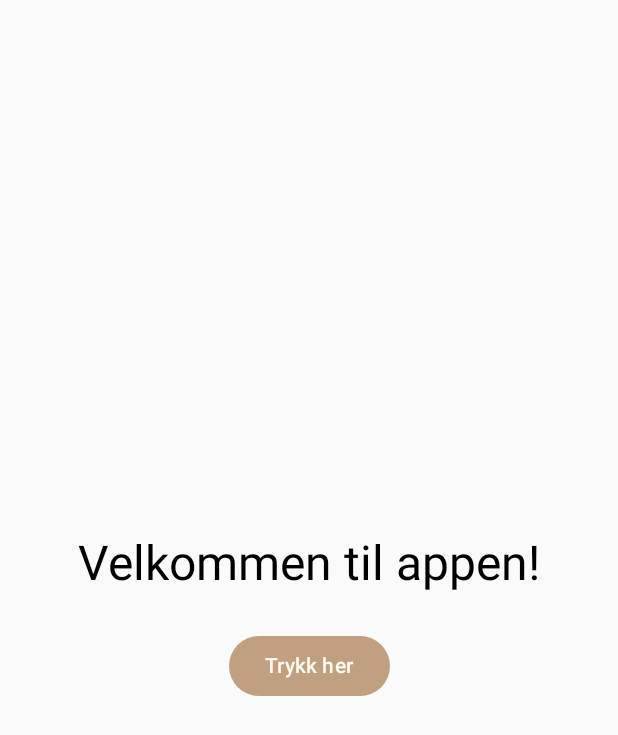
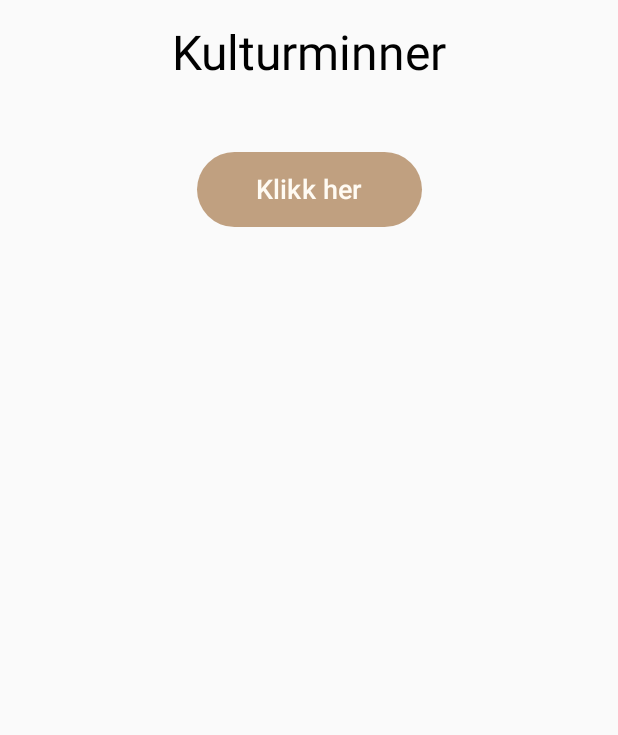
Before and after one commit to markusingierd/BOP3000, an Android app built with Jetpack Compose: the screen it shows after launch (MainActivity), on a phone screen of 412 x 824 dp. Shown: the top 735 px of the screen. Run offline under Robolectric (Android 15) with nearby library versions, the phone set to English and light mode, and no system bars.

Commit message:
legger til funskjoner som er nyttig for styling

```diff
--- a/app/src/main/java/no/usn/bop3000/ui/screens/HomePage.kt
+++ b/app/src/main/java/no/usn/bop3000/ui/screens/HomePage.kt
@@ -10,6 +10,7 @@ import androidx.compose.ui.Alignment
 import androidx.compose.ui.Modifier
 import androidx.compose.ui.tooling.preview.Preview
 import androidx.compose.ui.unit.dp
+import androidx.compose.ui.unit.sp
 import androidx.compose.material3.MaterialTheme
 import androidx.compose.ui.res.stringResource
 
@@ -20,27 +21,27 @@ fun HomePage() {
             .fillMaxSize()
             .padding(16.dp),
         horizontalAlignment = Alignment.CenterHorizontally,
-        verticalArrangement = Arrangement.Center
+        verticalArrangement = Arrangement.Top
     ) {
         Text(
             text = stringResource(id = R.string.welcome_message),
             style = MaterialTheme.typography.headlineLarge
         )
 
-        Spacer(modifier = Modifier.height(24.dp))
+        Spacer(modifier = Modifier.height(45.dp))
 
         Button(
             onClick = { /* Handtering av knappetrykk */ },
-            enabled = true,
-            colors = ButtonDefaults.buttonColors(
-                containerColor = MaterialTheme.colorScheme.primary,
-                contentColor = MaterialTheme.colorScheme.onPrimary
+            modifier = Modifier.size(150.dp, 50.dp),
+            colors = ButtonDefaults.buttonColors(containerColor = MaterialTheme.colorScheme.primary)
+        ) {
+            Text(
+                text = stringResource(id = R.string.klikk_her),
+                fontSize = 18.sp
             )
-        ) {
-            Text("Trykk her")
         }
+    }
 
-    }
 }
 
 @Preview
--- a/app/src/main/res/values/strings.xml
+++ b/app/src/main/res/values/strings.xml
@@ -1,6 +1,6 @@
 
 <resources>
     <string name="app_name">BOP3000</string>
-    <string name="welcome_message">Velkommen til appen!</string>
+    <string name="welcome_message">Kulturminner</string>
     <string name="klikk_her">Klikk her</string>
 </resources>
```
